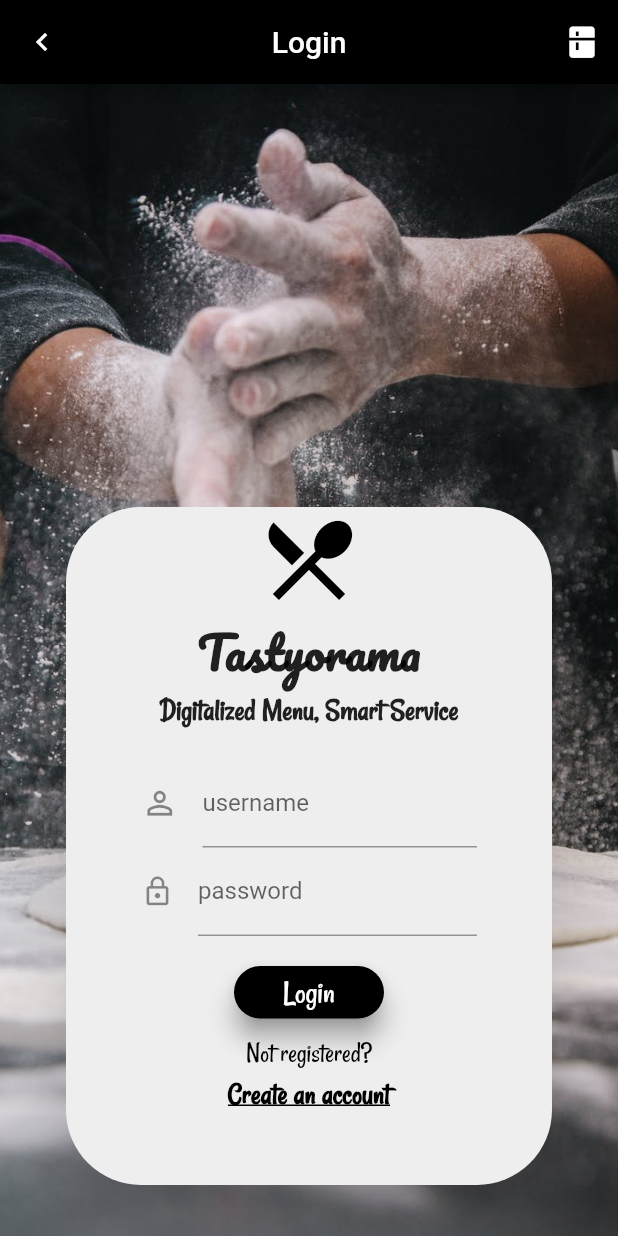
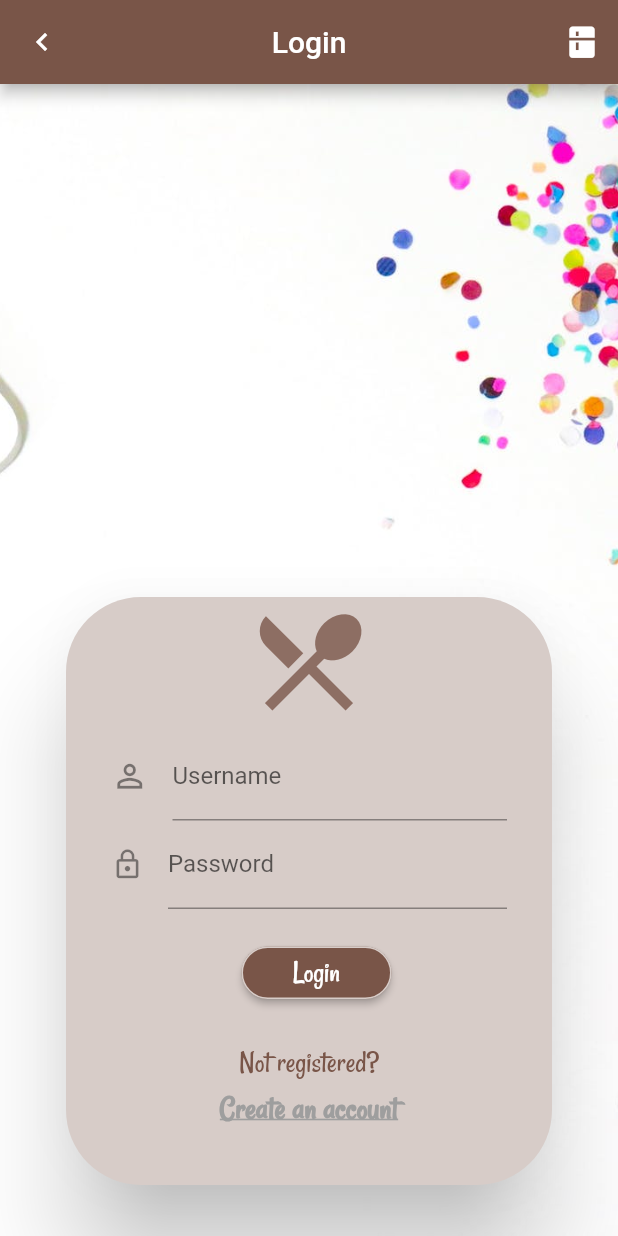
Before and after one commit to 20bvsa56/FYP, a Flutter app: the screen it shows after launch, after a tap on "Login", on a phone screen of 412 x 824 dp. Run offline on Flutter 3.47's test engine with Material 2 defaults, Android fonts, the light colour scheme and no system bars; our stand-ins replace animated_text_kit, carousel_pro, rxdart; missing offline and left inert: bloc_pattern.

Commit message:
UI changed of all pages

```diff
--- a/lib/KitchenStaff/login.dart
+++ b/lib/KitchenStaff/login.dart
@@ -12,44 +12,45 @@ class _LoginState extends State<Login> {
   Widget build(BuildContext context) {
     return MaterialApp(
       debugShowCheckedModeBanner: false,
-      home:Scaffold(
+      home: Scaffold(
         appBar: AppBar(
           leading: IconButton(
-            icon:Icon(Icons.chevron_left),
-            onPressed:() => Navigator.pop(context,false),
+            icon: Icon(Icons.chevron_left),
+            onPressed: () => Navigator.pop(context, false),
           ),
           actions: <Widget>[
             // action button
             IconButton(
               icon: Icon(Icons.kitchen),
-              iconSize:25.0,
+              iconSize: 25.0,
               onPressed: () {},
             ),
           ],
-          backgroundColor: Colors.black,
+          backgroundColor: Colors.brown,
           title: Text('Login'),
           centerTitle: true,
         ),
-       body: Stack(//stack puts widgets one upon other
+        body: Stack(
+          //stack puts widgets one upon other
           fit: StackFit.expand,
           children: <Widget>[
             Container(
               decoration: BoxDecoration(
                 image: DecorationImage(
-                image: AssetImage('images/bg.jpeg'),
+                  image: AssetImage('images/login.jpeg'),
                   fit: BoxFit.cover,
                 ),
               ),
             ),
             Positioned(
-            height: 460,
+              height: 400,
               bottom: 30.0,
               left: 40.0,
               right: 40.0,
               child: Card(
                 elevation: 30.0,
                 borderOnForeground: true,
-              color: Colors.grey[200],
+                color: Colors.brown[100],
                 shape: RoundedRectangleBorder(
                   borderRadius: BorderRadius.circular(50.0),
                 ),
@@ -57,48 +58,35 @@ class _LoginState extends State<Login> {
                   children: <Widget>[
                     Icon(
                       Icons.restaurant_menu,
-                    color: Colors.black,
-                    size: 70,
-                  ),
-                  Text(
-                      "Tastyorama",
-                      style: TextStyle(
-                        fontSize: 30.0,
-                        fontFamily: 'Pacifico-Regular',
-                        fontWeight: FontWeight.bold,
-                      ),
-                    ),
-                    Text(
-                      "Digitalized Menu, Smart Service",
-                      style: TextStyle(
-                        fontFamily: 'Rancho-Regular',
-                        fontWeight: FontWeight.bold,
-                        fontSize: 20.0,
-                      ),
+                      color: Colors.brown[400],
+                      size: 85,
                     ),
                     Padding(
-                    padding: EdgeInsets.symmetric(vertical:20,horizontal:50),
+                        padding:
+                            EdgeInsets.symmetric(vertical: 5, horizontal: 30),
                         child: Column(
                           children: <Widget>[
                             TextFormField(
                               decoration: const InputDecoration(
                                 icon: Icon(Icons.perm_identity, size: 25),
-                          hintText: 'Enter your username',
-                          labelText: 'username',
+                                hintText: 'Enter username',
+                                labelText: 'Username',
                               ),
                               onSaved: (String value) {
                                 // This optional block of code can be used to run
                                 // code when the user saves the form.
                               },
                               validator: (String value) {
-                            return value.contains('@') ? 'Incorrect username. Try again' : null;
+                                return value.contains('@')
+                                    ? 'Incorrect username. Try again'
+                                    : null;
                               },
                             ),
                             TextFormField(
                               decoration: const InputDecoration(
                                 icon: Icon(Icons.lock_outline, size: 22),
                                 hintText: '**************',
-                          labelText: 'password',
+                                labelText: 'Password',
                               ),
                               onSaved: (String value) {
                                 // This optional block of code can be used to run
@@ -106,47 +94,46 @@ class _LoginState extends State<Login> {
                               },
                               obscureText: true,
                               validator: (String value) {
-                            return value.contains('@') ? 'Incorrect password. Try again' : null;
+                                return value.contains('@')
+                                    ? 'Incorrect password. Try again'
+                                    : null;
                               },
                             ),
                             const SizedBox(
-                          height: 20,
+                              height: 25,
                             ),
-                        Container(
-                        height:35,
-                        width:100,
-                        child:Material(
-                            borderRadius: BorderRadius.circular(20),
-                            shadowColor: Colors.grey[900],
-                            color: Colors.black,
-                            elevation: 7,
-                            child:GestureDetector(
-                              onTap:(){
-
+                            Padding(
+                                padding: EdgeInsets.fromLTRB(50, 0, 40, 0),
+                                child: Container(
+                                    height: 35,
+                                    width: 100,
+                                    child: RaisedButton(
+                                      color: Colors.brown[500],
+                                      onPressed: () {
+                                        // Navigate to the main login screen using a named route '/login'.
+                                        Navigator.pushNamed(context, '/login');
                                       },
-                              child:Center(
-                                  child:Text('Login',
+                                      child: Text('Login',
                                           style: TextStyle(
-                                  color:Colors.white,
+                                            color: Colors.white,
+                                            fontSize: 20,
                                             fontFamily: 'Rancho-Regular',
-                                  // fontWeight: FontWeight.bold,
-                                  fontSize: 22.0,
+                                          )),
+                                      shape: RoundedRectangleBorder(
+                                        borderRadius:
+                                            new BorderRadius.circular(18.0),
+                                        side: BorderSide(color: Colors.white70),
                                       ),
-                              ),
-                              ),
-                            ),
-                        ),
-                    ),
+                                    ))),
                             const SizedBox(
-                          height: 12,
+                              height: 30,
                             ),
                             Text(
                               "Not registered?",
                               style: TextStyle(
-                              color: Colors.black,
-
+                                color: Colors.brown,
                                 fontFamily: 'Rancho-Regular',
-                              fontSize: 18.0,
+                                fontSize: 20.0,
                               ),
                             ),
                             const SizedBox(
@@ -158,20 +145,20 @@ class _LoginState extends State<Login> {
                                   //Navigate to the main view screen using a named route '/signup'.
                                   Navigator.pushNamed(context, '/signup');
                                 },
-                                child: Text('Create an account',
-                                  style:TextStyle(
-                                  color: Colors.black,
+                                child: Text(
+                                  'Create an account',
+                                  style: TextStyle(
+                                    color: Colors.grey[500],
                                     decoration: TextDecoration.underline,
                                     fontWeight: FontWeight.bold,
                                     fontFamily: 'Rancho-Regular',
-                                  fontSize: 20.0,
+                                    fontSize: 22.0,
                                   ),
                                 ),
                               ),
                             ),
                           ],
-                    )
-                  ),
+                        )),
                   ],
                 ),
               ),
--- a/lib/KitchenStaff/signup.dart
+++ b/lib/KitchenStaff/signup.dart
@@ -26,7 +26,7 @@ class _SignUpState extends State<SignUp> {
               onPressed: () {},
             ),
            ],
-          backgroundColor: Colors.black,
+          backgroundColor: Colors.brown,
           title: Text('Register'),
           centerTitle: true,
         ),
@@ -42,21 +42,21 @@ class _SignUpState extends State<SignUp> {
             ),
           ),
           Positioned(
-            height: 460,
+            height: 400,
             bottom: 30.0,
             left: 40.0,
             right: 40.0,
             child: Card(
               elevation: 30.0,
               borderOnForeground: true,
-              color: Colors.grey[200],
+              color: Colors.brown[100],
               shape: RoundedRectangleBorder(
                 borderRadius: BorderRadius.circular(50.0),
               ),
               child: Column(
                 children: <Widget>[
                   Padding(
-                    padding: EdgeInsets.symmetric(vertical:20,horizontal:50),
+                    padding: EdgeInsets.symmetric(horizontal:40),
                     child: Column(
                       children: <Widget>[
                         TextFormField(
@@ -120,31 +120,29 @@ class _SignUpState extends State<SignUp> {
                         const SizedBox(
                           height: 30,
                         ),
-                        Container(
-                        height:35,
-                        width:100,
-                        child:Material(
-                            borderRadius: BorderRadius.circular(20),
-                            shadowColor: Colors.grey[900],
-                            color: Colors.black,
-                            elevation: 7,
-                            child:GestureDetector(
-                              onTap:(){
-
-                              },
-                              child:Center(
-                                  child:Text('Submit',
-                                  style: TextStyle(
-                                  color:Colors.white,
-                                  fontFamily: 'Rancho-Regular',
-                                  // fontWeight: FontWeight.bold,
-                                  fontSize: 22.0,
-                                  ),
-                              ),
-                              ),
-                            ),
-                        ),
-                    ),
+                      Padding(
+                                padding: EdgeInsets.fromLTRB(40, 0, 40, 0),
+                                child: Container(
+                                    height: 35,
+                                    width: 100,
+                                    child: RaisedButton(
+                                      color: Colors.brown[500],
+                                      onPressed: () {
+                                        // // Navigate to the main login screen using a named route '/login'.
+                                        // Navigator.pushNamed(context, '/login');
+                                      },
+                                      child: Text('Submit',
+                                          style: TextStyle(
+                                            color: Colors.white,
+                                            fontSize: 20,
+                                            fontFamily: 'Rancho-Regular',
+                                          )),
+                                      shape: RoundedRectangleBorder(
+                                        borderRadius:
+                                            new BorderRadius.circular(18.0),
+                                        side: BorderSide(color: Colors.white70),
+                                      ),
+                                    ))),
                         const SizedBox(
                           height: 12,
                         ),
@@ -157,7 +155,7 @@ class _SignUpState extends State<SignUp> {
                               },
                                 child: Text('Login',
                                   style:TextStyle(
-                                  color: Colors.black,
+                                  color: Colors.grey[500],
                                   decoration: TextDecoration.underline,
                                    fontWeight: FontWeight.bold,
                                   fontFamily: 'Rancho-Regular',
--- a/lib/home.dart
+++ b/lib/home.dart
@@ -17,39 +17,39 @@ class _HomeState extends State<Home> {
     return MaterialApp(
       debugShowCheckedModeBanner: false,
       home: Scaffold(
-        appBar: AppBar(
-          actions: <Widget>[
-            // action button
-            IconButton(
-              icon: Icon(Icons.wc),
-              iconSize: 25.0,
-              onPressed: () {},
-            ),
-          ],
-          backgroundColor: Colors.brown,
-          title: Text('Welcome to Tastyorama'),
-          centerTitle: true,
-        ),
+        // appBar: AppBar(
+        //   actions: <Widget>[
+        //     // action button
+        //     IconButton(
+        //       icon: Icon(Icons.wc),
+        //       iconSize: 25.0,
+        //       onPressed: () {},
+        //     ),
+        //   ],
+        //   backgroundColor: Colors.brown,
+        //   title: Text('Welcome to Tastyorama'),
+        //   centerTitle: true,
+        // ),
         body: Stack(
           fit: StackFit.expand,
           children: <Widget>[
             Container(
               decoration: BoxDecoration(
                 image: DecorationImage(
-                  image: AssetImage('images/bg.jpeg'),
+                  image: AssetImage('images/waiter.jpeg'),
                   fit: BoxFit.cover,
                 ),
               ),
             ),
             Positioned(
-              height: 420,
+              height: 400,
               bottom: 30.0,
               left: 40.0,
               right: 40.0,
               child: Card(
-                elevation: 30.0,
+                elevation: 200.0,
                 borderOnForeground: true,
-                color: Colors.grey[200],
+                color: Colors.brown[100],
                 shape: RoundedRectangleBorder(
                   borderRadius: BorderRadius.circular(50.0),
                 ),
@@ -57,8 +57,8 @@ class _HomeState extends State<Home> {
                   children: <Widget>[
                     Icon(
                       Icons.restaurant_menu,
-                      color: Colors.black,
-                      size: 70,
+                      color: Colors.brown[400],
+                      size: 85,
                     ),
                     Text(
                       "Tastyorama",
@@ -66,6 +66,7 @@ class _HomeState extends State<Home> {
                         fontSize: 30.0,
                         fontFamily: 'Pacifico-Regular',
                         fontWeight: FontWeight.bold,
+                        color: Colors.brown,
                       ),
                     ),
                     Text(
@@ -74,6 +75,7 @@ class _HomeState extends State<Home> {
                         fontFamily: 'Rancho-Regular',
                         fontWeight: FontWeight.bold,
                         fontSize: 20.0,
+                        color: Colors.black26,
                       ),
                     ),
                     SizedBox(
@@ -83,14 +85,14 @@ class _HomeState extends State<Home> {
                       padding: EdgeInsets.fromLTRB(100, 10, 100, 0),
                       child: TextFormField(
                         enabled: false,
-                        style: TextStyle(fontSize: 12, color: Colors.black),
+                        style: TextStyle(fontSize: 15, color: Colors.black),
                         decoration: InputDecoration(
-                          border: InputBorder.none,
+                          border: OutlineInputBorder(),
                           labelText: 'Table-1',
                           filled: true,
-                          fillColor: Colors.grey,
+                          fillColor: Colors.white60,
                           contentPadding: const EdgeInsets.only(
-                              left: 17.0, bottom: 6.0, top: 8.0),
+                              left: 13.0, bottom: 6.0, top: 8.0),
                           focusedBorder: OutlineInputBorder(
                             borderSide: BorderSide(color: Colors.red),
                             borderRadius: BorderRadius.circular(10.0),
@@ -108,11 +110,10 @@ class _HomeState extends State<Home> {
                           height: 40,
                           width: double.infinity,
                           child: RaisedButton(
-                            color: Colors.black,
+                            color: Colors.brown[500],
                             onPressed: () {
                               // Navigate to the main view screen using a named route '/view'.
                               Navigator.pushNamed(context, '/view');
-
                             },
                             child: Text('Proceed',
                                 style: TextStyle(
@@ -122,32 +123,31 @@ class _HomeState extends State<Home> {
                                 )),
                             shape: RoundedRectangleBorder(
                                 borderRadius: new BorderRadius.circular(18.0),
-                                side: BorderSide(color: Colors.green)),
+                                side: BorderSide(color: Colors.white70)),
                           ),
                         )),
                     Padding(
-                        padding: EdgeInsets.fromLTRB(80, 10, 70, 0),
+                        padding: EdgeInsets.fromLTRB(75, 10, 70, 0),
                         child: Container(
                             height: 35,
                             width: 80,
                             child: RaisedButton(
-                            color: Colors.black,
+                              color: Colors.brown[500],
                               onPressed: () {
                                 // Navigate to the main login screen using a named route '/login'.
                                 Navigator.pushNamed(context, '/login');
-
                               },
                               child: Text('Login',
                                   style: TextStyle(
                                     color: Colors.white,
-                                  fontSize: 18,
+                                    fontSize: 20,
                                     fontFamily: 'Rancho-Regular',
                                   )),
                               shape: RoundedRectangleBorder(
                                 borderRadius: new BorderRadius.circular(18.0),
-                                side: BorderSide(color: Colors.green)),
+                                side: BorderSide(color: Colors.white70),
                               ),
-                        )),
+                            ))),
                   ],
                 ),
               ),
```
Also changed, not shown: images/login.jpeg (added), images/signup.jpeg, images/waiter.jpeg (added), 1 other file. Lines whose indentation alone changed are shown as unchanged.
